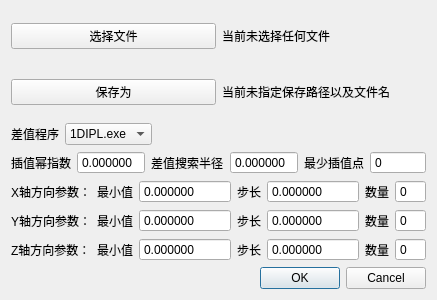
Before: the Qt Designer form dialogsetparams.ui in RumuCG/ZNN, drawn with Qt 5.
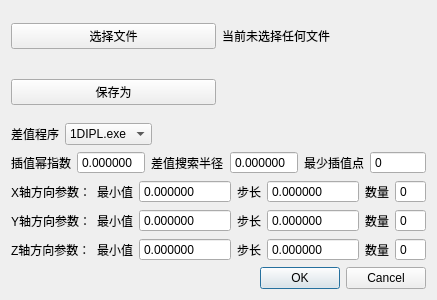
After: the same form once the commit is applied.

```diff
--- a/dialogsetparams.ui
+++ b/dialogsetparams.ui
@@ -44,7 +44,7 @@
      <item>
       <widget class="QLabel" name="label_outputFile">
        <property name="text">
-        <string>当前未指定保存路径以及文件名</string>
+        <string/>
        </property>
       </widget>
      </item>
```
